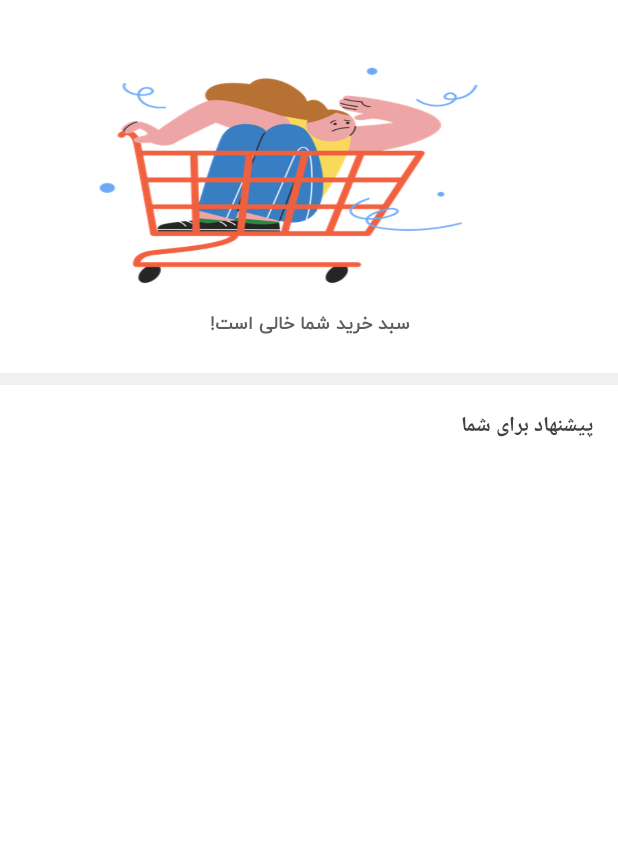
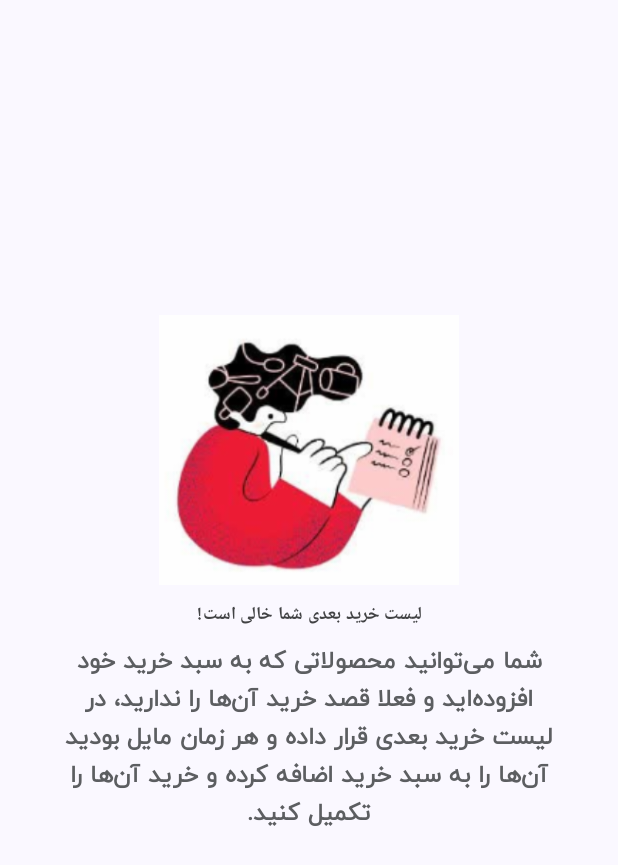
Before and after one commit to mohammadrezaaliabadi/Digikala, an Android app built with Jetpack Compose: the composable NextShoppingList shown on its own in the app's theme, on a phone screen of 412 x 824 dp. Shown: the top 865 px of the screen. Run offline under Robolectric (Android 15) with nearby library versions, the phone set to English and light mode, and no system bars; our stand-ins replace Dagger/Hilt's generated code.

Commit message:
Added loading to basket screen in cart and next shopping cart close #49

```diff
--- /dev/null
+++ b/app/src/main/java/com/pureamorous/digikala/ui/screens/basket/BasketScreenState.kt
@@ -0,0 +1,7 @@
+package com.pureamorous.digikala.ui.screens.basket
+
+sealed class BasketScreenState<out T> {
+    object Loading : BasketScreenState<Nothing>()
+    data class Success<T>(val data: T) : BasketScreenState<T>()
+    data class Error(val error: Exception) : BasketScreenState<Nothing>()
+}
--- /dev/null
+++ b/app/src/main/java/com/pureamorous/digikala/ui/screens/basket/EmptyNextShoppingList.kt
@@ -0,0 +1,69 @@
+package com.pureamorous.digikala.ui.screens.basket
+
+import androidx.compose.foundation.Image
+import androidx.compose.foundation.layout.*
+import androidx.compose.material3.MaterialTheme
+import androidx.compose.material3.Text
+import androidx.compose.runtime.Composable
+import androidx.compose.ui.Alignment
+import androidx.compose.ui.Modifier
+import androidx.compose.ui.layout.ContentScale
+import androidx.compose.ui.platform.LocalConfiguration
+import androidx.compose.ui.res.painterResource
+import androidx.compose.ui.res.stringResource
+import androidx.compose.ui.text.font.FontWeight
+import androidx.compose.ui.text.style.TextAlign
+import androidx.compose.ui.unit.dp
+import com.pureamorous.digikala.ui.theme.spacing
+import com.pureamorous.digikala.R
+import com.pureamorous.digikala.ui.theme.darkText
+import com.pureamorous.digikala.ui.theme.semiDarkText
+
+@Composable
+fun EmptyNextShoppingList() {
+
+    val config = LocalConfiguration.current
+
+    Column(
+        modifier = Modifier
+            .height(config.screenHeightDp.dp - 60.dp)
+            .fillMaxWidth()
+            .padding(vertical = MaterialTheme.spacing.small),
+        horizontalAlignment = Alignment.CenterHorizontally,
+        verticalArrangement = Arrangement.Center
+    ) {
+        Image(
+            painter = painterResource(id = R.drawable.empty_next_chart),
+            contentDescription = "",
+            contentScale = ContentScale.FillBounds,
+            modifier = Modifier
+                .height(180.dp)
+                .width(200.dp)
+
+        )
+
+        Spacer(modifier = Modifier.height(10.dp))
+
+        Text(
+            text = stringResource(R.string.next_cart_list_is_empty),
+            fontWeight = FontWeight.Bold,
+            style = MaterialTheme.typography.labelMedium,
+            color = MaterialTheme.colorScheme.darkText,
+        )
+
+        Spacer(modifier = Modifier.height(10.dp))
+
+
+        Text(
+            text = stringResource(R.string.next_cart_list_is_empty_msg),
+            fontWeight = FontWeight.Bold,
+            style = MaterialTheme.typography.headlineSmall,
+            color = MaterialTheme.colorScheme.semiDarkText,
+            modifier = Modifier.fillMaxWidth(0.8f),
+            textAlign = TextAlign.Center
+        )
+
+
+    }
+
+}
--- a/app/src/main/java/com/pureamorous/digikala/ui/screens/basket/NextShoppingList.kt
+++ b/app/src/main/java/com/pureamorous/digikala/ui/screens/basket/NextShoppingList.kt
@@ -1,34 +1,33 @@
 package com.pureamorous.digikala.ui.screens.basket
 
 
-import androidx.compose.foundation.layout.fillMaxWidth
-import androidx.compose.foundation.layout.padding
-import androidx.compose.foundation.layout.wrapContentHeight
+import android.util.Log
+import androidx.compose.foundation.layout.*
 import androidx.compose.foundation.lazy.LazyColumn
 import androidx.compose.foundation.lazy.items
-import androidx.compose.runtime.Composable
-import androidx.compose.runtime.LaunchedEffect
-import androidx.compose.runtime.mutableStateOf
-import androidx.compose.runtime.remember
+import androidx.compose.material3.MaterialTheme
+import androidx.compose.material3.Text
+import androidx.compose.runtime.*
+import androidx.compose.ui.Alignment
 import androidx.compose.ui.Modifier
+import androidx.compose.ui.platform.LocalConfiguration
+import androidx.compose.ui.res.stringResource
+import androidx.compose.ui.text.font.FontWeight
 import androidx.compose.ui.unit.dp
 import androidx.hilt.navigation.compose.hiltViewModel
+import com.pureamorous.digikala.R
 import com.pureamorous.digikala.data.model.basket.CartItem
 import com.pureamorous.digikala.data.model.basket.CartStatus
+import com.pureamorous.digikala.ui.theme.darkText
+import com.pureamorous.digikala.ui.theme.spacing
 import com.pureamorous.digikala.viewmodel.BasketViewModel
-import kotlinx.coroutines.flow.collectLatest
 
 @Composable
 fun NextShoppingList(viewModel:BasketViewModel = hiltViewModel()) {
-    val nextCartItems = remember {
-        mutableStateOf(emptyList<CartItem>())
-    }
+    val nextCartItemsState: BasketScreenState<List<CartItem>> by viewModel.nextCartItems
+        .collectAsState(BasketScreenState.Loading)
 
-    LaunchedEffect(true) {
-        viewModel.nextCartItems.collectLatest { list ->
-            nextCartItems.value = list
-        }
-    }
+
 
 
     LazyColumn(
@@ -38,18 +37,41 @@ fun NextShoppingList(viewModel:BasketViewModel = hiltViewModel()) {
             .padding(bottom = 60.dp),
     ) {
 
-        if (nextCartItems.value.isEmpty()) {
-            item { EmptyBasketShopping() }
-            item { SuggestListSection() }
-        } else {
 
-            items(nextCartItems.value) { item ->
-                CartItemCard(item , CartStatus.NEXT_CART)
+        when (nextCartItemsState) {
+            is BasketScreenState.Success -> {
+                if ((nextCartItemsState as BasketScreenState.Success<List<CartItem>>).data.isEmpty()) {
+                    item { EmptyNextShoppingList() }
+                } else {
+                    items((nextCartItemsState as BasketScreenState.Success<List<CartItem>>).data) { item ->
+                        CartItemCard(item, CartStatus.NEXT_CART)
+                    }
+                }
+            }
+            is BasketScreenState.Loading -> {
+                item {
+                    Column(
+                        modifier = Modifier
+                            .height(LocalConfiguration.current.screenHeightDp.dp - 60.dp)
+                            .fillMaxWidth()
+                            .padding(vertical = MaterialTheme.spacing.small),
+                        horizontalAlignment = Alignment.CenterHorizontally,
+                        verticalArrangement = Arrangement.Center
+                    ) {
+                        Text(
+                            text = stringResource(R.string.please_wait),
+                            fontWeight = FontWeight.Bold,
+                            style = MaterialTheme.typography.labelMedium,
+                            color = MaterialTheme.colorScheme.darkText,
+                        )
+                    }
+                }
+            }
+            is BasketScreenState.Error -> {
+                Log.e("3636", "err")
             }
 
+
         }
-
-
     }
-
 }
--- a/app/src/main/java/com/pureamorous/digikala/viewmodel/BasketViewModel.kt
+++ b/app/src/main/java/com/pureamorous/digikala/viewmodel/BasketViewModel.kt
@@ -7,10 +7,13 @@ import com.pureamorous.digikala.data.model.basket.CartStatus
 import com.pureamorous.digikala.data.model.home.StoreProduct
 import com.pureamorous.digikala.data.remote.NetworkResult
 import com.pureamorous.digikala.repository.BasketRepository
+import com.pureamorous.digikala.ui.screens.basket.BasketScreenState
 import dagger.hilt.android.lifecycle.HiltViewModel
 import kotlinx.coroutines.Dispatchers
 import kotlinx.coroutines.flow.Flow
 import kotlinx.coroutines.flow.MutableStateFlow
+import kotlinx.coroutines.flow.StateFlow
+import kotlinx.coroutines.flow.collectLatest
 import kotlinx.coroutines.launch
 import javax.inject.Inject
 
@@ -20,9 +23,36 @@ class BasketViewModel @Inject constructor(private val repository: BasketReposito
 
 
     val suggestedList = MutableStateFlow<NetworkResult<List<StoreProduct>>>(NetworkResult.Loading())
-    val currentCartItems: Flow<List<CartItem>> = repository.currentCartItems
-    val nextCartItems:Flow<List<CartItem>> = repository.nextCartItems
-    fun getSuggestedItems(){
+
+
+    private val _currentCartItems: MutableStateFlow<BasketScreenState<List<CartItem>>> =
+        MutableStateFlow(BasketScreenState.Loading)
+    val currentCartItems: StateFlow<BasketScreenState<List<CartItem>>> = _currentCartItems
+
+    private val _nextCartItems: MutableStateFlow<BasketScreenState<List<CartItem>>> =
+        MutableStateFlow(BasketScreenState.Loading)
+    val nextCartItems: StateFlow<BasketScreenState<List<CartItem>>> = _nextCartItems
+
+
+
+
+    init {
+        viewModelScope.launch(Dispatchers.IO) {
+            launch {
+                repository.currentCartItems.collectLatest { cartItems ->
+                    _currentCartItems.emit(BasketScreenState.Success(cartItems))
+                }
+            }
+            launch {
+                repository.nextCartItems.collectLatest { nextCartItems ->
+                    _nextCartItems.emit(BasketScreenState.Success(nextCartItems))
+                }
+            }
+
+        }
+    }
+
+    fun getSuggestedItems() {
         viewModelScope.launch {
             suggestedList.emit(repository.getSuggestedItems())
         }
@@ -33,6 +63,7 @@ class BasketViewModel @Inject constructor(private val repository: BasketReposito
             repository.insertCartItem(cart)
         }
     }
+
     fun removeCartItem(item: CartItem) {
         viewModelScope.launch(Dispatchers.IO) {
             repository.removeFromCart(item)
@@ -52,5 +83,4 @@ class BasketViewModel @Inject constructor(private val repository: BasketReposito
     }
 
 
-
 }
--- a/app/src/main/res/values/strings.xml
+++ b/app/src/main/res/values/strings.xml
@@ -47,6 +47,10 @@
     <string name="fast_send">ارسال سریع</string>
     <string name="save_to_next_list">ذخیره در لیست خرید بعدی</string>
     <string name="delete_from_list">حذف از لیست</string>
+    <string name="next_cart_list_is_empty">لیست خرید بعدی شما خالی است!</string>
+    <string name="next_cart_list_is_empty_msg">شما می‌توانید محصولاتی که به سبد خرید خود افزوده‌اید و فعلا قصد خرید آن‌ها را ندارید، در لیست خرید بعدی قرار داده و هر زمان مایل بودید آن‌ها را به سبد خرید اضافه کرده و خرید آن‌ها را تکمیل کنید.</string>
+    <string name="please_wait">کمی صبر کنید…</string>
+
 
 
 
```
Also changed, not shown: app/src/main/java/com/pureamorous/digikala/ui/screens/basket/ShoppingCart.kt (+51 -17 lines), app/src/main/res/drawable/empty_next_chart.png (added), 1 other file.
